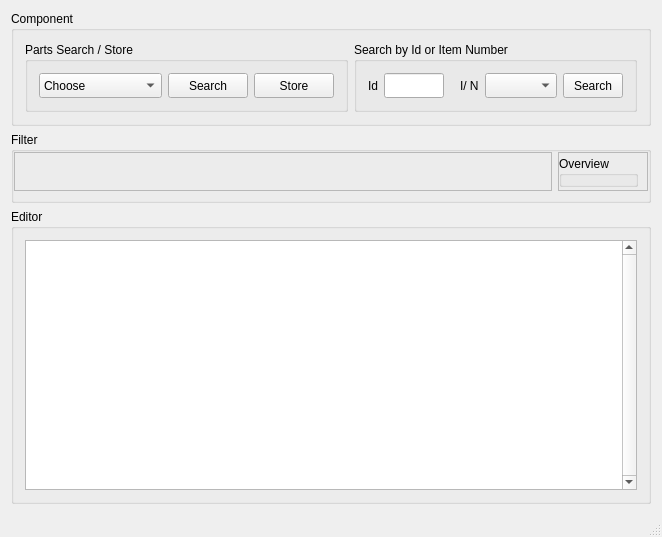
Old version of the form mainwindow.ui in the repository Math68/GDS19-09_Develop.
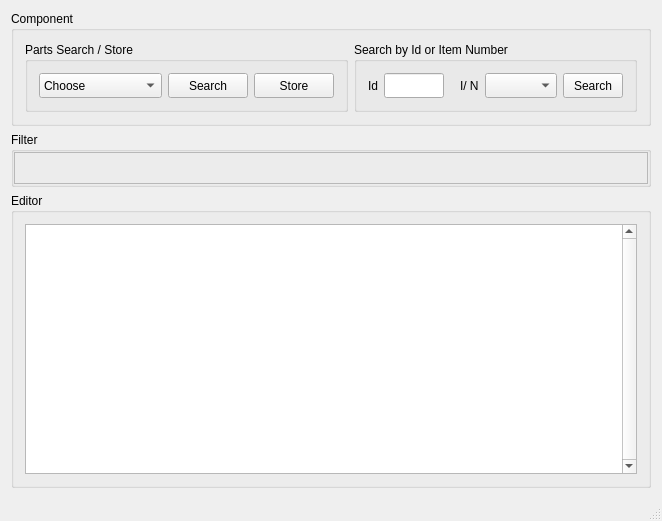
New version of the form. The open tabs and pages were chosen to show the change.

```diff
--- a/mainwindow.ui
+++ b/mainwindow.ui
@@ -10,7 +10,7 @@
     <x>0</x>
     <y>0</y>
     <width>639</width>
-    <height>533</height>
+    <height>521</height>
    </rect>
   </property>
   <property name="sizePolicy">
@@ -317,7 +317,7 @@
     <item>
      <widget class="QGroupBox" name="groupBox_filtre">
       <property name="sizePolicy">
-       <sizepolicy hsizetype="MinimumExpanding" vsizetype="Preferred">
+       <sizepolicy hsizetype="Expanding" vsizetype="Minimum">
         <horstretch>0</horstretch>
         <verstretch>0</verstretch>
        </sizepolicy>
@@ -332,6 +332,9 @@
        <string>Filter</string>
       </property>
       <layout class="QHBoxLayout" name="horizontalLayout_2">
+       <property name="spacing">
+        <number>0</number>
+       </property>
        <property name="leftMargin">
         <number>0</number>
        </property>
@@ -342,10 +345,16 @@
         <number>0</number>
        </property>
        <property name="bottomMargin">
-        <number>9</number>
+        <number>0</number>
        </property>
        <item>
         <widget class="QFrame" name="frame">
+         <property name="sizePolicy">
+          <sizepolicy hsizetype="Minimum" vsizetype="Preferred">
+           <horstretch>0</horstretch>
+           <verstretch>0</verstretch>
+          </sizepolicy>
+         </property>
          <property name="frameShape">
           <enum>QFrame::StyledPanel</enum>
          </property>
@@ -353,6 +362,21 @@
           <enum>QFrame::Raised</enum>
          </property>
          <layout class="QHBoxLayout" name="horizontalLayout_6">
+          <property name="spacing">
+           <number>4</number>
+          </property>
+          <property name="leftMargin">
+           <number>0</number>
+          </property>
+          <property name="topMargin">
+           <number>0</number>
+          </property>
+          <property name="rightMargin">
+           <number>0</number>
+          </property>
+          <property name="bottomMargin">
+           <number>0</number>
+          </property>
           <item>
            <widget class="QStackedWidget" name="stackedWidget">
             <property name="enabled">
@@ -499,37 +523,6 @@
          </layout>
         </widget>
        </item>
-       <item>
-        <widget class="QFrame" name="frame_2">
-         <property name="frameShape">
-          <enum>QFrame::StyledPanel</enum>
-         </property>
-         <property name="frameShadow">
-          <enum>QFrame::Raised</enum>
-         </property>
-         <layout class="QHBoxLayout" name="horizontalLayout_5">
-          <property name="leftMargin">
-           <number>0</number>
-          </property>
-          <property name="topMargin">
-           <number>3</number>
-          </property>
-          <property name="rightMargin">
-           <number>9</number>
-          </property>
-          <property name="bottomMargin">
-           <number>3</number>
-          </property>
-          <item>
-           <widget class="QGroupBox" name="groupBox_4">
-            <property name="title">
-             <string>Overview</string>
-            </property>
-           </widget>
-          </item>
-         </layout>
-        </widget>
-       </item>
       </layout>
      </widget>
     </item>
@@ -551,7 +544,7 @@
           <bool>true</bool>
          </property>
          <property name="sizePolicy">
-          <sizepolicy hsizetype="MinimumExpanding" vsizetype="Minimum">
+          <sizepolicy hsizetype="Expanding" vsizetype="Minimum">
            <horstretch>0</horstretch>
            <verstretch>0</verstretch>
           </sizepolicy>
```
Left out of the diff: 4 changed lines with no effect on the pictures.
